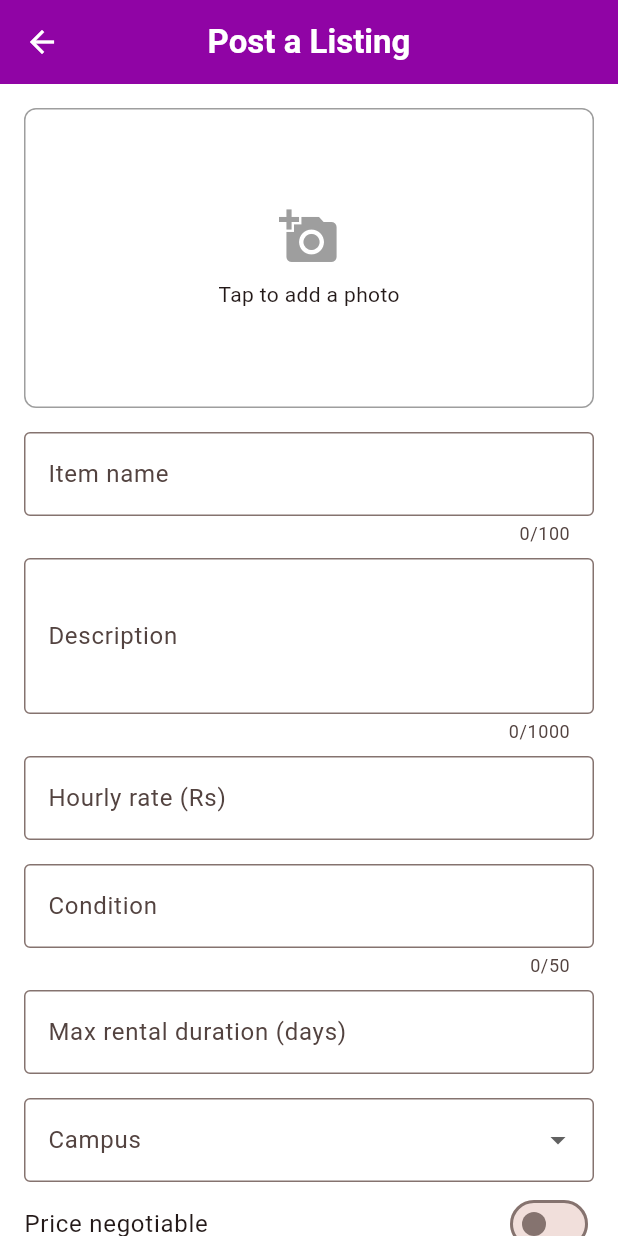
After one commit to Junaid-Iqbal952/CampusConnect, a Flutter app: the CreateListingScreen screen opened directly, on a phone screen of 412 x 824 dp. The commit adds this screen. Run offline on Flutter 3.47's test engine with Material 3 defaults, Android fonts, the phone set to English and light mode, and no system bars; our stand-ins replace image_picker, shared_preferences; accounts and stored records are empty.

Commit message:
post listing (POST /listings, Cloudinary upload, create listing form, photos on cards)

```diff
--- /dev/null
+++ b/frontend/lib/create_listing_screen.dart
@@ -0,0 +1,288 @@
+import 'dart:typed_data';
+
+import 'package:flutter/material.dart';
+import 'package:flutter/services.dart';
+import 'package:image_picker/image_picker.dart';
+import 'package:shared_preferences/shared_preferences.dart';
+
+import 'api_service.dart';
+import 'auth_session.dart';
+import 'listing_api.dart';
+import 'styles.dart';
+
+/// The "post a listing" form. Pops with `true` when the listing was posted.
+class CreateListingScreen extends StatefulWidget {
+  final ListingApi? api; // tests can pass a fake one
+  const CreateListingScreen({super.key, this.api});
+
+  @override
+  State<CreateListingScreen> createState() => _CreateListingScreenState();
+}
+
+class _CreateListingScreenState extends State<CreateListingScreen> {
+  // Keep these the same as ALLOWED_CAMPUSES in backend/listings.py
+  static const campuses = ['Main', 'City'];
+
+  final _formKey = GlobalKey<FormState>();
+  final _titleController = TextEditingController();
+  final _descriptionController = TextEditingController();
+  final _rateController = TextEditingController();
+  final _conditionController = TextEditingController();
+  final _durationController = TextEditingController();
+
+  late final ListingApi _api = widget.api ?? ListingApi();
+
+  Uint8List? _photoBytes;
+  String _photoName = 'photo.jpg';
+  String? _campus;
+  bool _negotiable = false;
+  bool _isSubmitting = false;
+  String? _photoError;
+  String? _serverError;
+
+  @override
+  void dispose() {
+    _titleController.dispose();
+    _descriptionController.dispose();
+    _rateController.dispose();
+    _conditionController.dispose();
+    _durationController.dispose();
+    super.dispose();
+  }
+
+  Future<void> _pickPhoto() async {
+    final picked = await ImagePicker().pickImage(
+      source: ImageSource.gallery,
+      maxWidth: 1600, // shrink big photos so the upload is fast
+      imageQuality: 85,
+    );
+    if (picked == null) return; // user closed the picker
+    final bytes = await picked.readAsBytes();
+    if (bytes.length > 2 * 1024 * 1024) {
+      if (!mounted) return;
+      setState(() => _photoError = 'Photo must be 2 MB or smaller');
+      return;
+    }
+    if (!mounted) return;
+    setState(() {
+      _photoBytes = bytes;
+      _photoName = picked.name;
+      _photoError = null;
+    });
+  }
+
+  Future<void> _submit() async {
+    final formOk = _formKey.currentState!.validate();
+    setState(() {
+      _photoError = _photoBytes == null ? 'Please add a photo' : null;
+      _serverError = null;
+    });
+    if (!formOk || _photoBytes == null) return; // stop, errors are on screen
+
+    final prefs = await SharedPreferences.getInstance();
+    final token = prefs.getString('auth_token');
+    if (token == null) {
+      if (!mounted) return;
+      await clearSessionAndGoToWelcome(context,
+          message: 'Session expired. Please log in again');
+      return;
+    }
+
+    setState(() => _isSubmitting = true);
+    try {
+      await _api.createListing(
+        token: token,
+        title: _titleController.text,
+        description: _descriptionController.text,
+        hourlyRate: _rateController.text,
+        condition: _conditionController.text,
+        maxDuration: _durationController.text,
+        negotiable: _negotiable,
+        campus: _campus!,
+        photoBytes: _photoBytes!,
+        photoName: _photoName,
+      );
+      if (!mounted) return;
+      Navigator.pop(context, true); // tell the listings page it worked
+    } on SessionExpiredException catch (e) {
+      // must come BEFORE AuthException (it is a child of it)
+      if (!mounted) return;
+      await clearSessionAndGoToWelcome(context, message: e.message);
+    } on AuthException catch (e) {
+      if (!mounted) return;
+      setState(() {
+        _serverError = e.message;
+        _isSubmitting = false;
+      });
+    }
+  }
+
+  @override
+  Widget build(BuildContext context) {
+    return Scaffold(
+      backgroundColor: Colors.white,
+      appBar: AppBar(
+        centerTitle: true,
+        title: const Text('Post a Listing',
+            style: TextStyle(fontWeight: FontWeight.bold)),
+        backgroundColor: AppStyles.primaryColor,
+        foregroundColor: Colors.white,
+      ),
+      body: Center(
+        child: SingleChildScrollView(
+          padding: const EdgeInsets.all(16),
+          child: ConstrainedBox(
+            constraints: const BoxConstraints(maxWidth: 500),
+            child: Form(
+              key: _formKey,
+              child: Column(
+                crossAxisAlignment: CrossAxisAlignment.stretch,
+                children: [
+                  _photoPicker(),
+                  const SizedBox(height: 16),
+                  TextFormField(
+                    controller: _titleController,
+                    maxLength: 100,
+                    decoration: const InputDecoration(
+                        labelText: 'Item name', border: OutlineInputBorder()),
+                    validator: (v) =>
+                        (v == null || v.trim().isEmpty) ? 'Please enter a name' : null,
+                  ),
+                  const SizedBox(height: 8),
+                  TextFormField(
+                    controller: _descriptionController,
+                    maxLines: 3,
+                    maxLength: 1000,
+                    decoration: const InputDecoration(
+                        labelText: 'Description', border: OutlineInputBorder()),
+                    validator: (v) => (v == null || v.trim().isEmpty)
+                        ? 'Please enter a description'
+                        : null,
+                  ),
+                  const SizedBox(height: 8),
+                  TextFormField(
+                    controller: _rateController,
+                    keyboardType: const TextInputType.numberWithOptions(decimal: true),
+                    inputFormatters: [
+                      // digits, then an optional dot, then up to 2 decimals
+                      FilteringTextInputFormatter.allow(RegExp(r'^\d*\.?\d{0,2}')),
+                    ],
+                    decoration: const InputDecoration(
+                        labelText: 'Hourly rate (Rs)', border: OutlineInputBorder()),
+                    validator: (v) {
+                      final rate = double.tryParse((v ?? '').trim());
+                      return (rate == null || rate <= 0)
+                          ? 'Enter an hourly rate above 0'
+                          : null;
+                    },
+                  ),
+                  const SizedBox(height: 16),
+                  TextFormField(
+                    controller: _conditionController,
+                    maxLength: 50,
+                    decoration: const InputDecoration(
+                      labelText: 'Condition',
+                      hintText: 'e.g. Good, Like new',
+                      border: OutlineInputBorder(),
+                    ),
+                    validator: (v) => (v == null || v.trim().isEmpty)
+                        ? 'Please describe the condition'
+                        : null,
+                  ),
+                  const SizedBox(height: 8),
+                  TextFormField(
+                    controller: _durationController,
+                    keyboardType: TextInputType.number,
+                    inputFormatters: [FilteringTextInputFormatter.digitsOnly],
+                    decoration: const InputDecoration(
+                        labelText: 'Max rental duration (days)',
+                        border: OutlineInputBorder()),
+                    validator: (v) {
+                      final days = int.tryParse((v ?? '').trim());
+                      return (days == null || days < 1)
+                          ? 'Enter a duration of at least 1 day'
+                          : null;
+                    },
+                  ),
+                  const SizedBox(height: 16),
+                  DropdownButtonFormField<String>(
+                    decoration: const InputDecoration(
+                        labelText: 'Campus', border: OutlineInputBorder()),
+                    items: campuses
+                        .map((c) => DropdownMenuItem(value: c, child: Text('$c Campus')))
+                        .toList(),
+                    onChanged: (value) => setState(() => _campus = value),
+                    validator: (v) => v == null ? 'Please choose a campus' : null,
+                  ),
+                  SwitchListTile(
+                    contentPadding: EdgeInsets.zero,
+                    title: const Text('Price negotiable'),
+                    value: _negotiable,
+                    activeThumbColor: AppStyles.primaryColor,
+                    onChanged: (value) => setState(() => _negotiable = value),
+                  ),
+                  const SizedBox(height: 8),
+                  AuthErrorText(_serverError), // red message from the server
+                  ElevatedButton(
+                    key: const Key('post_button'),
+                    style: AppStyles.primaryButtonStyle,
+                    onPressed: _isSubmitting ? null : _submit, // null = disabled
+                    child: _isSubmitting
+                        ? const SizedBox(
+                            height: 20,
+                            width: 20,
+                            child: CircularProgressIndicator(
+                                strokeWidth: 2, color: Colors.white),
+                          )
+                        : const Text('Post Listing'),
+                  ),
+                ],
+              ),
+            ),
+          ),
+        ),
+      ),
+    );
+  }
+
+  /// The big box: tap it to pick a photo, shows a preview after.
+  Widget _photoPicker() {
+    return Column(
+      crossAxisAlignment: CrossAxisAlignment.start,
+      children: [
+        InkWell(
+          key: const Key('photo_picker'),
+          onTap: _pickPhoto,
+          child: Container(
+            height: 200,
+            decoration: BoxDecoration(
+              border: Border.all(
+                  color: _photoError == null ? Colors.grey : Colors.red),
+              borderRadius: BorderRadius.circular(8),
+            ),
+            clipBehavior: Clip.antiAlias,
+            child: _photoBytes == null
+                ? const Center(
+                    child: Column(
+                      mainAxisSize: MainAxisSize.min,
+                      children: [
+                        Icon(Icons.add_a_photo, size: 40, color: Colors.grey),
+                        SizedBox(height: 8),
+                        Text('Tap to add a photo'),
+                      ],
+                    ),
+                  )
+                : Image.memory(_photoBytes!, fit: BoxFit.cover),
+          ),
+        ),
+        if (_photoError != null)
+          Padding(
+            padding: const EdgeInsets.only(top: 6, left: 12),
+            child: Text(_photoError!,
+                key: const Key('photo_error'),
+                style: const TextStyle(color: Colors.red, fontSize: 12)),
+          ),
+      ],
+    );
+  }
+}
--- /dev/null
+++ b/frontend/lib/listing_api.dart
@@ -0,0 +1,68 @@
+import 'dart:convert';
+import 'dart:typed_data';
+
+import 'package:http/http.dart' as http;
+
+import 'api_service.dart';
+import 'auth_validators.dart';
+
+/// Talks to POST /listings in backend/listings.py.
+class ListingApi {
+  final http.Client _client;
+  ListingApi({http.Client? client}) : _client = client ?? http.Client();
+
+  Future<void> createListing({
+    required String token,
+    required String title,
+    required String description,
+    required String hourlyRate,
+    required String condition,
+    required String maxDuration,
+    required bool negotiable,
+    required String campus,
+    required Uint8List photoBytes,
+    required String photoName,
+  }) async {
+    // A "multipart" request can carry text fields AND a file together.
+    final request = http.MultipartRequest('POST', Uri.parse('$apiBaseUrl/listings'));
+    request.headers['Authorization'] = 'Bearer $token';
+    request.fields['title'] = title.trim();
+    request.fields['description'] = description.trim();
+    request.fields['hourly_rate'] = hourlyRate.trim();
+    request.fields['condition'] = condition.trim();
+    request.fields['max_duration'] = maxDuration.trim();
+    request.fields['negotiable'] = negotiable.toString(); // "true" or "false"
+    request.fields['campus'] = campus;
+    request.files.add(
+      http.MultipartFile.fromBytes('photo', photoBytes, filename: photoName),
+    );
+
+    final http.Response res;
+    try {
+      final streamed = await _client.send(request).timeout(const Duration(seconds: 30));
+      res = await http.Response.fromStream(streamed);
+    } catch (_) {
+      // Backend not running, no internet, timeout...
+      throw AuthException(AuthMessages.serverUnreachable);
+    }
+
+    if (res.statusCode == 201) return; // success
+
+    final detail = _detail(res.body);
+    if (res.statusCode == 401) {
+      throw SessionExpiredException(detail ?? 'Session expired. Please log in again');
+    }
+    throw AuthException(detail ?? 'Something went wrong (${res.statusCode})');
+  }
+
+  /// FastAPI errors look like {"detail": "message"}. Returns the message, or null.
+  String? _detail(String body) {
+    try {
+      final decoded = jsonDecode(body);
+      if (decoded is Map && decoded['detail'] is String) {
+        return decoded['detail'] as String;
+      }
+    } catch (_) {}
+    return null;
+  }
+}
--- a/frontend/lib/listing_detail_screen.dart
+++ b/frontend/lib/listing_detail_screen.dart
@@ -27,13 +27,26 @@ class ListingDetailScreen extends StatelessWidget {
           crossAxisAlignment: CrossAxisAlignment.start,
           children: [
             // 1. IMAGE
-            Container(
+                        Container(
               width: double.infinity,
               height: 250,
               color: Colors.grey[300],
-              child: const Center(
-                child: Icon(Icons.image, size: 100, color: Colors.grey),
-              ),
+              child: listing.imageUrl.isEmpty
+                  ? const Center(
+                      child: Icon(Icons.image, size: 100, color: Colors.grey),
+                    )
+                  : Image.network(
+                      listing.imageUrl,
+                      fit: BoxFit.contain,
+                      loadingBuilder: (context, child, progress) {
+                        if (progress == null) return child;
+                        return const Center(child: CircularProgressIndicator());
+                      },
+                      errorBuilder: (context, error, stack) => const Center(
+                        child: Icon(Icons.broken_image,
+                            size: 100, color: Colors.grey),
+                      ),
+                    ),
             ),
 
             Padding(
@@ -135,7 +148,7 @@ class ListingDetailScreen extends StatelessWidget {
                   const SizedBox(height: 15),
 
                   // 6. CONDITION BOX
-                  _buildSectionBox(title: "Condition", content: "Good"),
+                  _buildSectionBox(title: "Condition", content: listing.condition),
 
                   const SizedBox(height: 30),
 
--- a/frontend/pubspec.yaml
+++ b/frontend/pubspec.yaml
@@ -36,6 +36,7 @@ dependencies:
   cupertino_icons: ^1.0.8
   shared_preferences: ^2.5.6
   http: ^1.6.0
+  image_picker: ^1.2.4
 
 dev_dependencies:
   flutter_test:
```
Also changed, not shown: frontend/lib/listings_screen.dart (+39 -19 lines), frontend/pubspec.lock, 13 other files.
